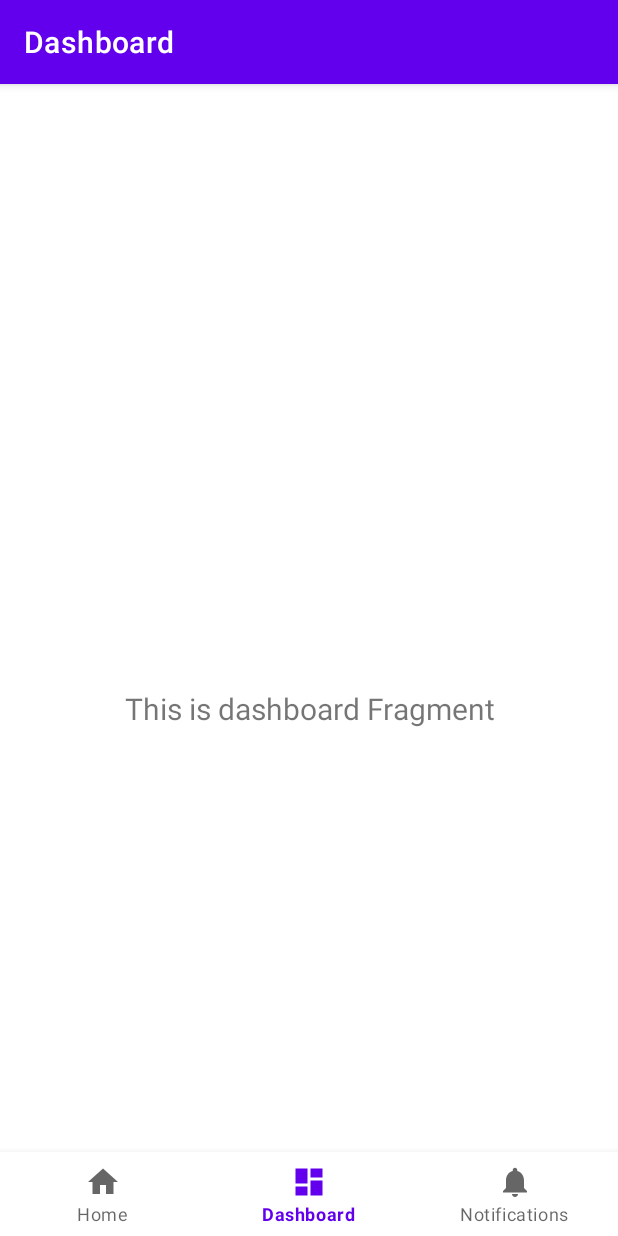
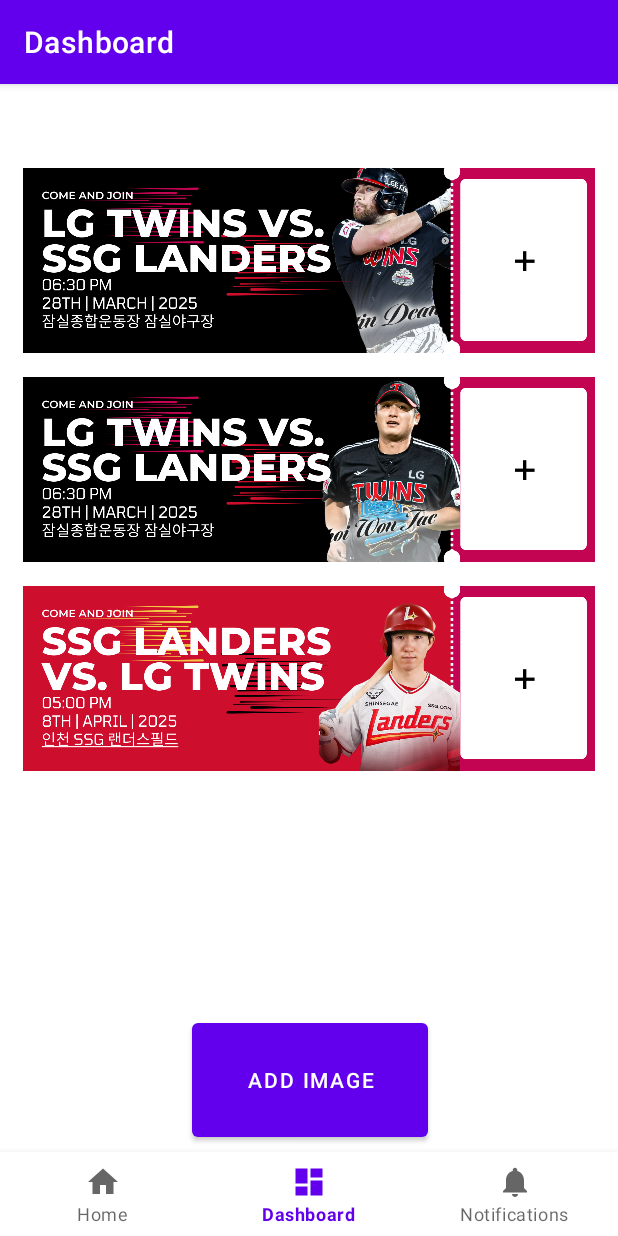
Before and after one commit to sj0919/OTF, an Android app: the DashboardFragment screen opened through its navigation route, on a phone screen of 412 x 824 dp. Run offline under Robolectric (Android 15) with nearby library versions, the phone set to English and light mode, and no system bars; our stand-ins replace navigation-ui.

Commit message:
티켓 탭 초안 작성

```diff
--- a/app/src/main/AndroidManifest.xml
+++ b/app/src/main/AndroidManifest.xml
@@ -1,6 +1,7 @@
 <?xml version="1.0" encoding="utf-8"?>
 <manifest xmlns:android="http://schemas.android.com/apk/res/android"
     xmlns:tools="http://schemas.android.com/tools">
+    <uses-permission android:name="android.permission.READ_EXTERNAL_STORAGE"/>
 
     <application
         android:allowBackup="true"
@@ -43,6 +44,8 @@
                 <category android:name="android.intent.category.LAUNCHER" />
             </intent-filter>
         </activity>
+        <activity android:name=".NewActivity"></activity>
+
     </application>
 
 </manifest>
--- a/app/src/main/java/com/example/week1/MainActivity.kt
+++ b/app/src/main/java/com/example/week1/MainActivity.kt
@@ -1,6 +1,9 @@
 package com.example.week1
 
 import android.os.Bundle
+import android.view.View
+import android.widget.ImageButton
+import android.widget.LinearLayout
 import com.google.android.material.bottomnavigation.BottomNavigationView
 import androidx.appcompat.app.AppCompatActivity
 import androidx.navigation.findNavController
--- a/app/src/main/java/com/example/week1/ui/dashboard/DashboardFragment.kt
+++ b/app/src/main/java/com/example/week1/ui/dashboard/DashboardFragment.kt
@@ -1,12 +1,19 @@
 package com.example.week1.ui.dashboard
 
+import android.content.Intent
 import android.os.Bundle
 import android.view.LayoutInflater
 import android.view.View
 import android.view.ViewGroup
+import android.widget.Button
+import android.widget.ImageButton
+import android.widget.LinearLayout
 import android.widget.TextView
 import androidx.fragment.app.Fragment
 import androidx.lifecycle.ViewModelProvider
+import androidx.navigation.fragment.findNavController
+import com.example.week1.NewActivity
+import com.example.week1.R
 import com.example.week1.databinding.FragmentDashboardBinding
 
 class DashboardFragment : Fragment() {
@@ -28,10 +35,17 @@ class DashboardFragment : Fragment() {
         _binding = FragmentDashboardBinding.inflate(inflater, container, false)
         val root: View = binding.root
 
-        val textView: TextView = binding.textDashboard
-        dashboardViewModel.text.observe(viewLifecycleOwner) {
-            textView.text = it
+        // 버튼 클릭 이벤트 설정
+        val changeLayoutButton: Button = binding.changeLayoutButton
+        changeLayoutButton.setOnClickListener {
+            // 새로운 액티비티로 전환
+            val intent = Intent(requireContext(), NewActivity::class.java)
+            startActivity(intent)
         }
+//        val textView: TextView = binding.textDashboard
+//        dashboardViewModel.text.observe(viewLifecycleOwner) {
+//            textView.text = it
+//        }
         return root
     }
 
--- /dev/null
+++ b/app/src/main/res/layout/add_image.xml
@@ -0,0 +1,6 @@
+<?xml version="1.0" encoding="utf-8"?>
+<androidx.constraintlayout.widget.ConstraintLayout xmlns:android="http://schemas.android.com/apk/res/android"
+    xmlns:app="http://schemas.android.com/apk/res-auto"
+    xmlns:tools="http://schemas.android.com/tools"
+    android:layout_width="match_parent"
+    android:layout_height="match_parent"/>
--- a/app/src/main/res/layout/fragment_dashboard.xml
+++ b/app/src/main/res/layout/fragment_dashboard.xml
@@ -6,17 +6,46 @@
     android:layout_height="match_parent"
     tools:context=".ui.dashboard.DashboardFragment">
 
-    <TextView
-        android:id="@+id/text_dashboard"
+    <ImageView
+        android:id="@+id/imageView10"
         android:layout_width="match_parent"
-        android:layout_height="wrap_content"
-        android:layout_marginStart="8dp"
-        android:layout_marginTop="8dp"
-        android:layout_marginEnd="8dp"
-        android:textAlignment="center"
-        android:textSize="20sp"
-        app:layout_constraintBottom_toBottomOf="parent"
+        android:layout_height="123dp"
+        android:src="@drawable/ticket1"
         app:layout_constraintEnd_toEndOf="parent"
         app:layout_constraintStart_toStartOf="parent"
         app:layout_constraintTop_toTopOf="parent" />
+
+    <ImageView
+        android:id="@+id/imageView12"
+        android:layout_width="match_parent"
+        android:layout_height="123dp"
+        android:layout_marginTop="16dp"
+        android:src="@drawable/ticket2"
+        app:layout_constraintEnd_toEndOf="parent"
+        app:layout_constraintStart_toStartOf="parent"
+        app:layout_constraintTop_toBottomOf="@+id/imageView10" />
+
+    <ImageView
+        android:id="@+id/imageView13"
+        android:layout_width="match_parent"
+        android:layout_height="123dp"
+        android:layout_marginTop="16dp"
+        android:src="@drawable/ticket3"
+        app:layout_constraintEnd_toEndOf="parent"
+        app:layout_constraintStart_toStartOf="parent"
+        app:layout_constraintTop_toBottomOf="@+id/imageView12" />
+
+    <Button
+        android:id="@+id/changeLayoutButton"
+        android:layout_width="157dp"
+        android:layout_height="88dp"
+        android:layout_marginStart="128dp"
+        android:layout_marginEnd="127dp"
+        android:layout_marginBottom="60dp"
+        android:text="Add Image"
+        app:layout_constraintBottom_toBottomOf="parent"
+        app:layout_constraintEnd_toEndOf="parent"
+        app:layout_constraintHorizontal_bias="0.5"
+        app:layout_constraintStart_toStartOf="parent" />
+
 </androidx.constraintlayout.widget.ConstraintLayout>
--- a/app/src/main/res/values/strings.xml
+++ b/app/src/main/res/values/strings.xml
@@ -3,4 +3,5 @@
     <string name="title_home">Home</string>
     <string name="title_dashboard">Dashboard</string>
     <string name="title_notifications">Notifications</string>
+    <string name="save">저장</string>
 </resources>
```
Also changed, not shown: app/src/main/java/com/example/week1/NewActivity.kt (added, +50 -0 lines), app/src/main/res/layout/activity_new.xml (added, +43 -0 lines), app/src/main/res/drawable/add_image.jpg (added), app/src/main/res/drawable/ticket1.png (added), app/src/main/res/drawable/ticket3.png (added), app/src/main/res/drawable/ticket4.png (added), 1 other file.
